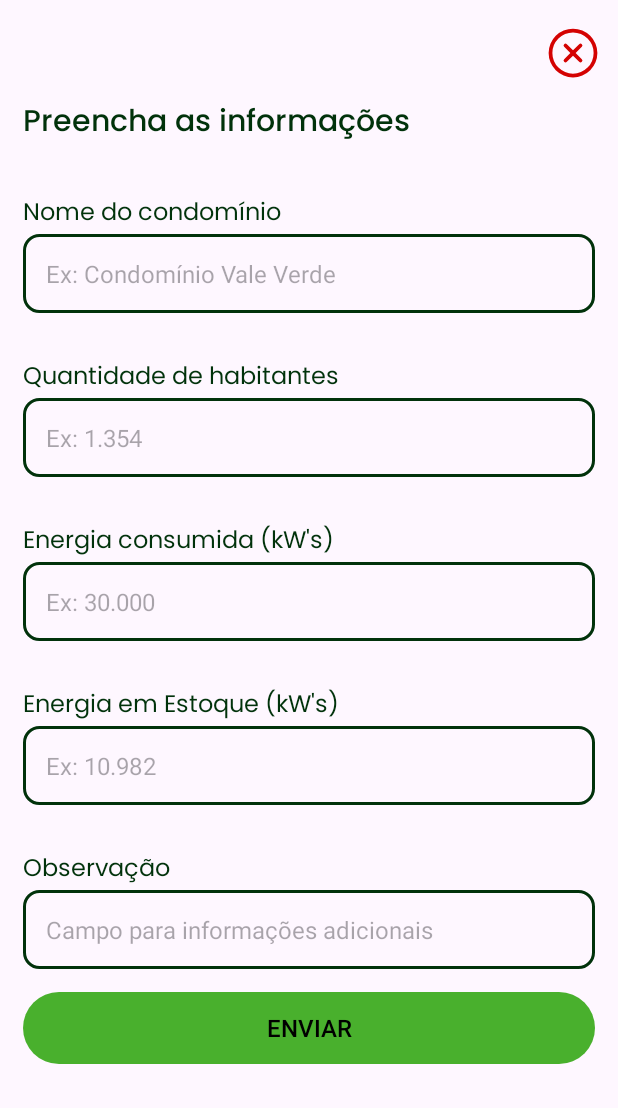
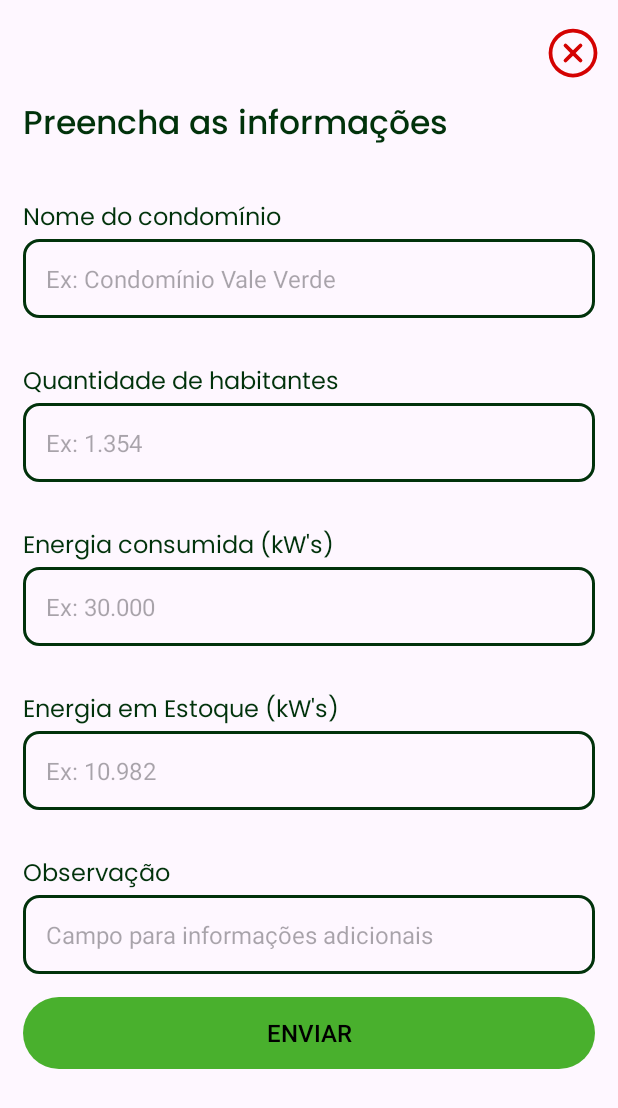
Before and after one commit to yagoluucas/gs-energywise-android, an Android app: the AtualizarCondominio screen opened directly, with no data from a screen before it, on a phone screen of 412 x 824 dp. Shown: the top 1108 px of the screen. Run offline under Robolectric (Android 15) with nearby library versions, the phone set to English and light mode, and no system bars; our stand-ins replace Firebase (no records; nobody signed in at launch, a user with empty details on screens opened directly).

```diff
--- a/app/src/main/java/com/example/energywise/activity/AtualizarCondominio.kt
+++ b/app/src/main/java/com/example/energywise/activity/AtualizarCondominio.kt
@@ -1,32 +1,37 @@
 package com.example.energywise.activity
 
-import android.annotation.SuppressLint
-import android.content.Intent
 import android.os.Bundle
-import android.view.View
-import android.widget.Button
 import androidx.appcompat.app.AppCompatActivity
-import androidx.fragment.app.Fragment
 import com.example.energywise.R
-import com.example.energywise.fragment.BottomNavigation
 import com.example.energywise.fragment.CloseFragment
+import com.example.energywise.fragment.InfoCondominio
 import com.example.energywise.model.Condominio
 
 class AtualizarCondominio : AppCompatActivity() {
-    @SuppressLint("MissingInflatedId")
+
     override fun onCreate(savedInstanceState: Bundle?) {
         super.onCreate(savedInstanceState)
+        setContentView(R.layout.activity_atualizar_comunidade)
         val condominio = intent.getSerializableExtra("condominio") as? Condominio
-        val fragment = CloseFragment()
-        val bundle = Bundle()
-        bundle.putSerializable("condominio", condominio)
-        fragment.arguments = bundle
+        val fragmentClose = CloseFragment()
+        val bundleClose = Bundle()
+        bundleClose.putSerializable("condominio", condominio)
+        fragmentClose.arguments = bundleClose
 
-        // Registra o fragmento no FragmentManager para inflar no XML
         supportFragmentManager.beginTransaction()
-            .replace(R.id.fragment_close, fragment)
+            .replace(R.id.fragment_close, fragmentClose)
             .commit()
-        setContentView(R.layout.activity_atualizar_comunidade)
+
+
+
+        val fragmentInfoCondominio = InfoCondominio()
+        val bundleInfoCondominio = Bundle()
+        bundleInfoCondominio.putString("id", condominio?.id)
+        fragmentInfoCondominio.arguments = bundleInfoCondominio
+
+        supportFragmentManager.beginTransaction()
+            .replace(R.id.fragment_container_info_comunidade, fragmentInfoCondominio)
+            .commit()
 
     }
 }
--- a/app/src/main/java/com/example/energywise/activity/NovoCondominio.kt
+++ b/app/src/main/java/com/example/energywise/activity/NovoCondominio.kt
@@ -9,6 +9,5 @@ class NovoCondominio : AppCompatActivity() {
     override fun onCreate(savedInstanceState: Bundle?) {
         super.onCreate(savedInstanceState)
         setContentView(R.layout.activity_cadastro_comunidade)
-
     }
 }
--- a/app/src/main/res/values/styles.xml
+++ b/app/src/main/res/values/styles.xml
@@ -32,7 +32,7 @@
     <style name="tituloPagina">
         <item name="android:fontFamily">@font/poppins_medium</item>
         <item name="android:textColor">@color/title_color</item>
-        <item name="android:textSize">20sp</item>
+        <item name="android:textSize">22sp</item>
     </style>
 
     <style name="textoComunidadeContainer">
```
Also changed, not shown: app/src/main/java/com/example/energywise/fragment/InfoCondominio.kt (+44 -6 lines).
